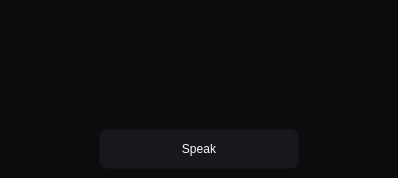
First picture: the form in src/driftai/ui/xml/audio_input_widget_ui.ui, repository MahirHamiAbrar/DriftAI, before the edit.
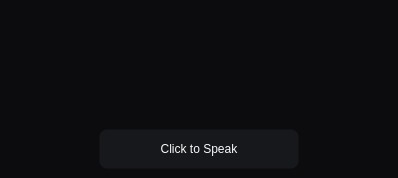
Second picture: the form after the edit.

What changed in the file:
```diff
--- a/src/driftai/ui/xml/audio_input_widget_ui.ui
+++ b/src/driftai/ui/xml/audio_input_widget_ui.ui
@@ -110,7 +110,7 @@
          </size>
         </property>
         <property name="text">
-         <string>Speak</string>
+         <string>Click to Speak</string>
         </property>
        </widget>
       </item>
```
